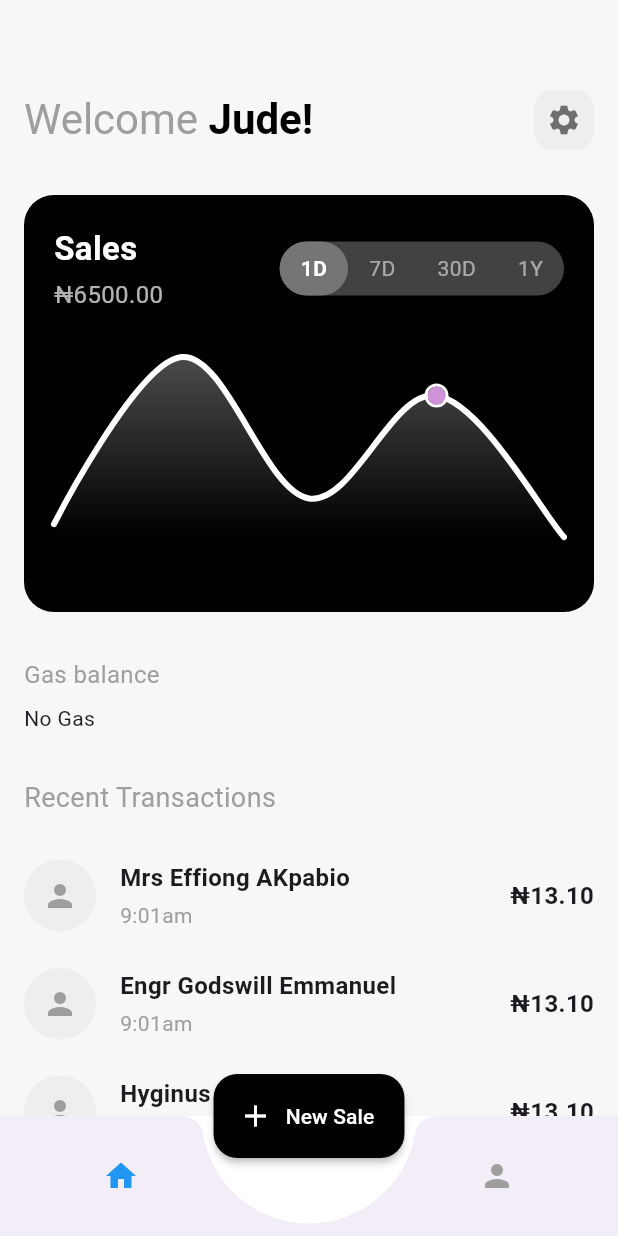
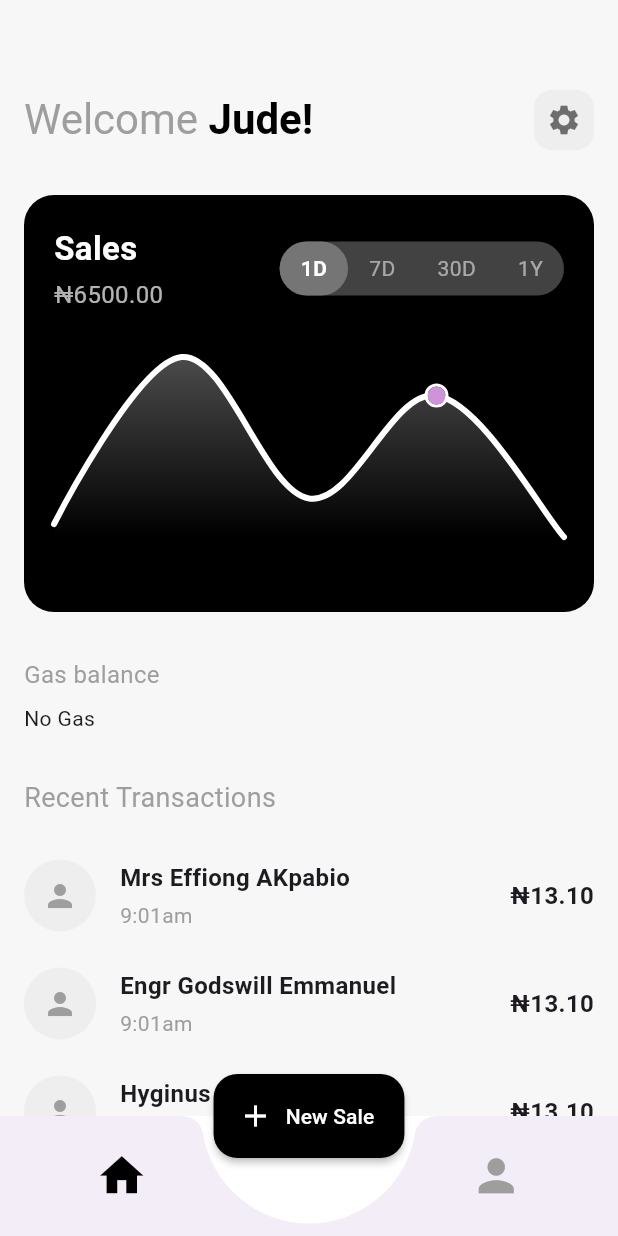
Before and after one commit to OnyemaAnthony/duegas, a Flutter app: the screen it shows once a user with an empty profile is signed in, on a phone screen of 412 x 824 dp. Run offline on Flutter 3.47's test engine with Material 3 defaults, Android fonts, the phone set to English and light mode, and no system bars; drawn by our look-alikes of fl_chart; our stand-ins replace cloud_firestore, firebase_auth, firebase_core, fluttertoast, logger, shared_preferences; accounts and stored records are empty; network calls fail.

Commit message:
increase size

```diff
--- a/lib/features/app/screens/navigation_screen.dart
+++ b/lib/features/app/screens/navigation_screen.dart
@@ -272,13 +272,15 @@ class _NavigationScreenState extends State<NavigationScreen> {
             children: <Widget>[
               IconButton(
                 icon: Icon(Icons.home,
-                    color: _selectedIndex == 0 ? Colors.blue : Colors.grey),
+                    size: 35,
+                    color: _selectedIndex == 0 ? Colors.black : Colors.grey),
                 onPressed: () => _onItemTapped(0),
               ),
-              const SizedBox(width: 40), // The space for the FAB
+              const SizedBox(width: 40),
               IconButton(
                 icon: Icon(Icons.person,
-                    color: _selectedIndex == 2 ? Colors.blue : Colors.grey),
+                    size: 35,
+                    color: _selectedIndex == 2 ? Colors.black : Colors.grey),
                 onPressed: () => _onItemTapped(2),
               ),
             ],
```
